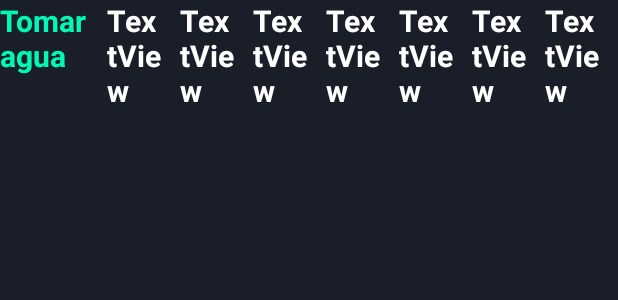
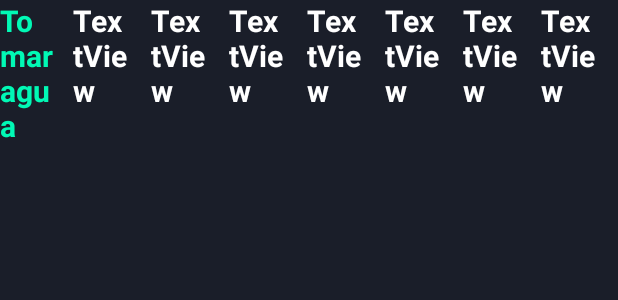
Before and after one commit to OmarQuinonez21/baseDeProyecto, an Android app: the layout lista_item_rutina.xml on its own in the app's theme, with its tools: preview values and no code run, on a phone screen of 412 x 824 dp. Shown: the top 300 px of the screen. Run offline under Robolectric (Android 15) with nearby library versions, the phone set to English and light mode, and no system bars.

Commit message:
Modify: Espacio rutina

```diff
--- a/app/src/main/res/layout/lista_item_rutina.xml
+++ b/app/src/main/res/layout/lista_item_rutina.xml
@@ -12,14 +12,14 @@
 
         <TextView
             android:id="@+id/column_habito"
-            android:layout_width="wrap_content"
+            android:layout_width="80dp"
             android:layout_height="match_parent"
+            android:layout_marginRight="10sp"
             android:layout_weight="1"
-            android:layout_marginRight="10sp"
             android:text="Tomar agua"
             android:textColor="@color/tur_1"
             android:textSize="20sp"
-            android:textStyle="bold"/>
+            android:textStyle="bold" />
 
         <TextView
             android:id="@+id/column_lunes"
```
